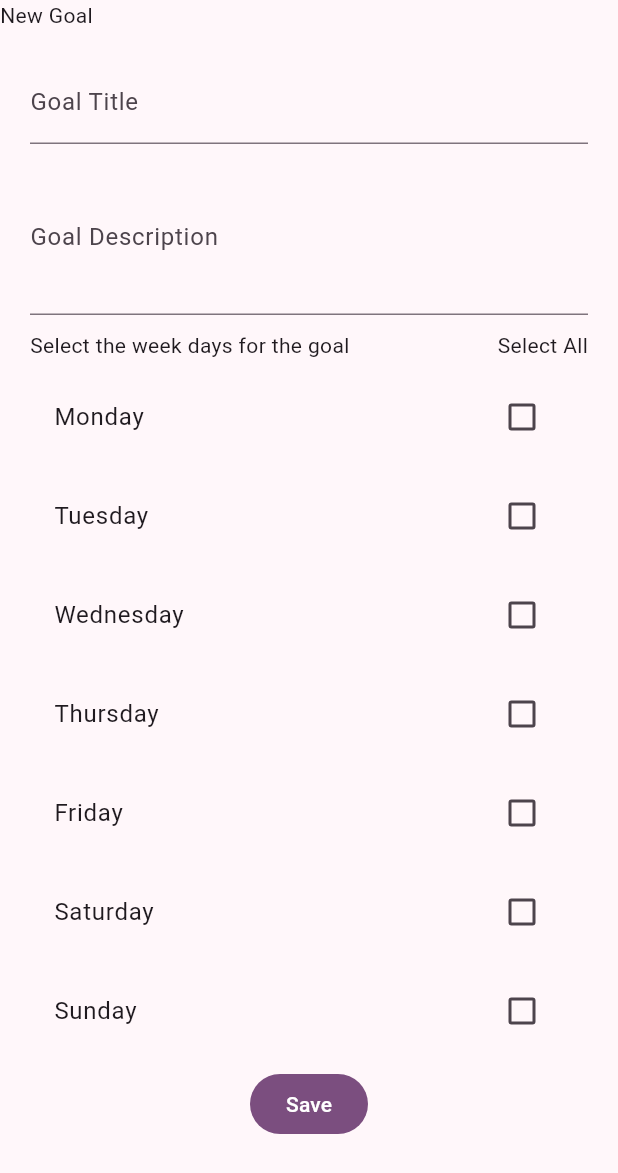
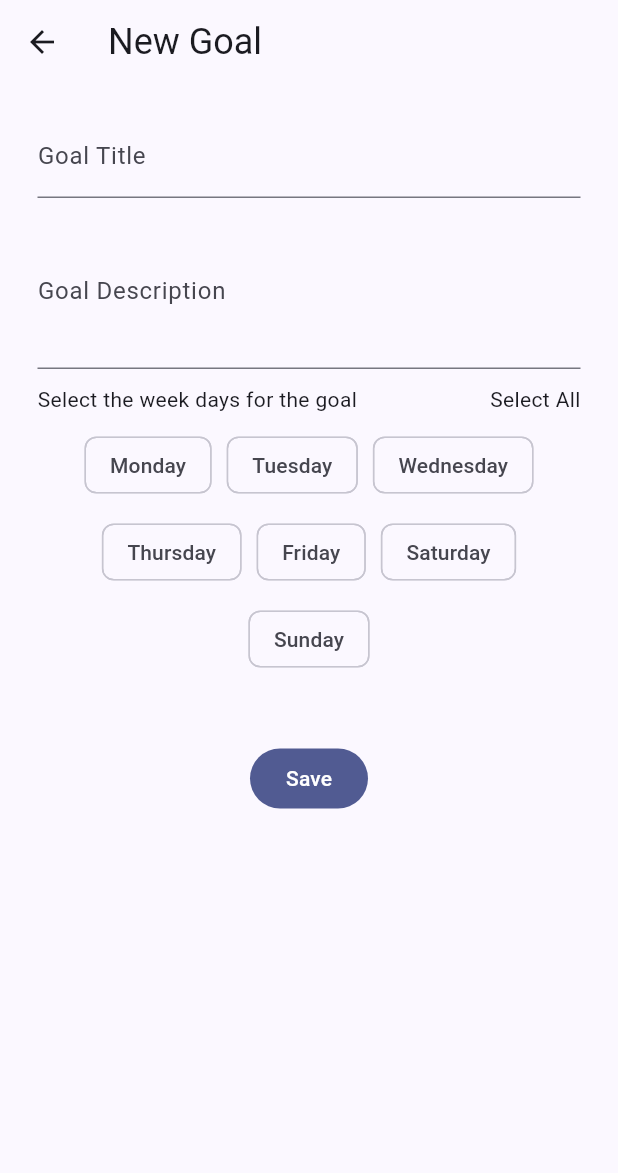
Before and after one commit to devemg/goaly, a Flutter app: the screen it shows after launch, after a tap on "Add Goal", on a phone screen of 412 x 824 dp. Shown: the top 1173 px of the screen. Run offline on Flutter 3.47's test engine with Material 3 defaults, Android fonts, the phone set to English and light mode, and no system bars; our stand-ins replace table_calendar; network calls fail.

Commit message:
feat: update the styles

```diff
--- a/lib/main.dart
+++ b/lib/main.dart
@@ -22,7 +22,7 @@
         title: 'Goaly',
         theme: ThemeData(
           useMaterial3: true,
-          colorScheme: ColorScheme.fromSeed(seedColor: Colors.purpleAccent),
+          colorScheme: ColorScheme.fromSeed(seedColor: Colors.indigo),
         ),
         home: RootPage(),
       ),
--- a/lib/models/day_checkbox.dart
+++ b/lib/models/day_checkbox.dart
@@ -1,19 +1,16 @@
 class DayCheckbox {
   String name;
-  bool isChecked;
-  int index;
+  int key;
 
-  DayCheckbox({required this.name, required this.isChecked, required this.index});
+  DayCheckbox({required this.name, required this.key});
 
    DayCheckbox copyWith({
     String? name,
-    bool? isChecked,
-    int? index,
+    int? key,
   }) {
     return DayCheckbox(
-      isChecked: isChecked ?? this.isChecked,
       name: name ?? this.name,
-      index: index ?? this.index,
+      key: key ?? this.key,
     );
   }
 }
--- a/lib/pages/home_page.dart
+++ b/lib/pages/home_page.dart
@@ -1,5 +1,6 @@
 import 'package:flutter/material.dart';
 import 'package:goaly/pages/new_goal_page.dart';
+import 'package:goaly/styles/sizes.dart';
 import 'package:goaly/widgets/goals_list.dart';
 import 'package:goaly/widgets/header.dart';
 import 'package:goaly/widgets/todays_progress.dart';
@@ -45,7 +46,7 @@ class _HomePageState extends State<HomePage> {
               Row(
                 mainAxisSize: MainAxisSize.max,
                 mainAxisAlignment: MainAxisAlignment.spaceBetween,
-                children: [Text('Your Goals for Today'), Text('View All')],
+                children: [Text('Your Goals for Today', style: sectionSubtitleSty), Text('View All', style: linkSty)],
               ),
             ],
           ),
--- a/lib/pages/new_goal_page.dart
+++ b/lib/pages/new_goal_page.dart
@@ -1,6 +1,6 @@
 import 'package:flutter/material.dart';
 import 'package:goaly/main.dart';
-import 'package:goaly/models/day_checkbox.dart';
+import 'package:goaly/styles/sizes.dart';
 import 'package:goaly/widgets/checkbox_list_days.dart';
 import 'package:provider/provider.dart';
 
@@ -10,15 +10,7 @@ class NewGoalPage extends StatefulWidget {
 }
 
 class _NewGoalPageState extends State<NewGoalPage> {
-  final List<DayCheckbox> days = [
-    DayCheckbox(name: 'Monday', isChecked: false, index: 0),
-    DayCheckbox(name: 'Tuesday', isChecked: false, index: 1),
-    DayCheckbox(name: 'Wednesday', isChecked: false, index: 2),
-    DayCheckbox(name: 'Thursday', isChecked: false, index: 3),
-    DayCheckbox(name: 'Friday', isChecked: false, index: 4),
-    DayCheckbox(name: 'Saturday', isChecked: false, index: 5),
-    DayCheckbox(name: 'Sunday', isChecked: false, index: 6),
-  ];
+  List<int> selectedDays = [];
 
   final _formKey = GlobalKey<FormState>();
   final newTitle = TextEditingController();
@@ -35,12 +27,11 @@ class _NewGoalPageState extends State<NewGoalPage> {
   @override
   Widget build(BuildContext context) {
     return Scaffold(
+      appBar: AppBar(title: Text('New Goal', style: sectionTitleSty) ),
       body: ListView(
+        padding: EdgeInsetsGeometry.symmetric(vertical: 20, horizontal: 25),
         children: [
-          Text('New Goal'),
-          Padding(
-            padding: const EdgeInsets.all(20),
-            child: Form(
+          Form(
             key: _formKey,
             child: Column(
               spacing: 10,
@@ -73,12 +64,19 @@ class _NewGoalPageState extends State<NewGoalPage> {
                   children: [
                     const Text('Select the week days for the goal'),
                     GestureDetector(
-                        child: const Text('Select All'),
+                      child: Text(
+                        style: linkSty,
+                        selectedDays.length == 7
+                            ? 'Unselect All'
+                            : 'Select All',
+                      ),
                       onTap: () {
+                        // select/unselect days
                         setState(() {
-                            for (var day in days) {
-                              day.isChecked =
-                                  true; // Esto solo funciona si DayCheckbox es mutable (tiene un setter para isChecked)
+                          if (selectedDays.length == 7) {
+                            selectedDays = [];
+                          } else {
+                            selectedDays = [1, 2, 3, 4, 5, 6, 7];
                           }
                         });
                       },
@@ -86,25 +84,27 @@ class _NewGoalPageState extends State<NewGoalPage> {
                   ],
                 ),
                 DaysCheckboxList(
-                    days: days,
-                    onChanged: (value) {
+                  selectedDays: selectedDays,
+                  onChanged: (key, value) {
                     setState(() {
-                        days[value.index] = value;
+                      if (value) {
+                        selectedDays.add(key);
+                      } else {
+                        selectedDays.remove(key);
+                      }
                     });
                   },
                 ),
+                SizedBox(height: 25),
                 FilledButton(
                   onPressed: () {
-                      var selectedDays = days.where((d) => d.isChecked);
                     if (_formKey.currentState!.validate() &&
                         selectedDays.isNotEmpty) {
-                        var cart = context.read<MyAppState>();
-                        cart.add(
+                      var state = context.read<MyAppState>();
+                      state.add(
                         title: newTitle.text,
                         description: newDescription.text,
-                          weekDays: selectedDays
-                              .map((day) => day.index)
-                              .toList(),
+                        weekDays: selectedDays.map((day) => day).toList(),
                       );
                       Navigator.pop(context);
                       // you'd often call a server or save the information in a database.
@@ -119,7 +119,6 @@ class _NewGoalPageState extends State<NewGoalPage> {
               ],
             ),
           ),
-          ),
         ],
       ),
     );
--- /dev/null
+++ b/lib/styles/sizes.dart
@@ -0,0 +1,16 @@
+import 'package:flutter/material.dart';
+
+const sectionTitleSty = TextStyle(
+  fontSize: 24,
+  // fontWeight: FontWeight.bold,
+);
+
+const sectionSubtitleSty = TextStyle(
+  fontSize: 18,
+  // fontWeight: FontWeight.bold,
+);
+
+const linkSty = TextStyle(
+  fontSize: 14,
+  // fontWeight: FontWeight.w600,
+);
--- a/lib/widgets/checkbox_list_days.dart
+++ b/lib/widgets/checkbox_list_days.dart
@@ -1,28 +1,40 @@
 import 'package:flutter/material.dart';
 import 'package:goaly/models/day_checkbox.dart';
 
+
 class DaysCheckboxList extends StatelessWidget {
-  final List<DayCheckbox> days;
-  final ValueChanged<DayCheckbox> onChanged;
+  final void Function(int, bool) onChanged;
+  final List<int> selectedDays;
+  final List<DayCheckbox> days = [
+    DayCheckbox(name: 'Monday',key: 1),
+    DayCheckbox(name: 'Tuesday', key: 2),
+    DayCheckbox(name: 'Wednesday', key: 3),
+    DayCheckbox(name: 'Thursday', key: 4),
+    DayCheckbox(name: 'Friday', key: 5),
+    DayCheckbox(name: 'Saturday', key: 6),
+    DayCheckbox(name: 'Sunday', key: 7),
+  ];
 
-  const DaysCheckboxList({
+  DaysCheckboxList({
     super.key,
-    required this.days,
+    required this.selectedDays,
     required this.onChanged,
   });
 
   @override
   Widget build(BuildContext context) {
-    return Column(
+    return Wrap(
       spacing: 10,
+      alignment: WrapAlignment.center,
+      runSpacing: 10,
       children: List.generate(
         days.length,
-        (index) => CheckboxListTile(
-          value: days[index].isChecked,
-          onChanged: (value) {
-            onChanged(days[index].copyWith(isChecked: value));
+        (index) => FilterChip(
+          label: Text(days[index].name),
+          selected: selectedDays.contains(days[index].key),
+          onSelected: (key) {
+            onChanged(days[index].key, key);
           },
-          title: Text(days[index].name),
         ),
       ),
     );
```
Also changed, not shown: lib/pages/calendar_page.dart (+22 -30 lines). Lines whose indentation alone changed are shown as unchanged.
